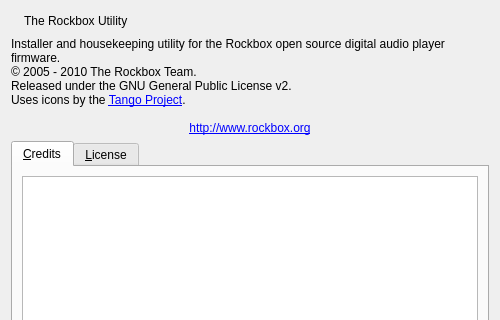
The window that rbutil/rbutilqt/aboutbox.ui (Rockbox-Chinese-Community/Rockbox-RCC) describes before a commit, drawn with Qt 5; both pictures show x 0 to 500 and y 0 to 320 of the 500 by 500 pixel window.
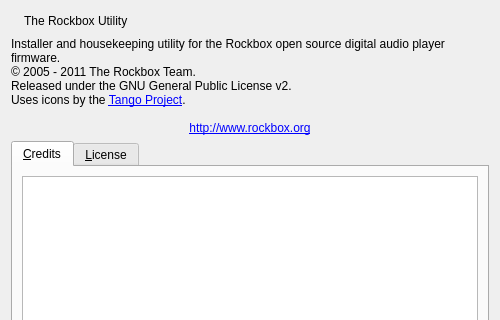
The same window after the commit. Icons and pictures are not drawn.

The edit to the form file:
```diff
--- a/rbutil/rbutilqt/aboutbox.ui
+++ b/rbutil/rbutilqt/aboutbox.ui
@@ -54,7 +54,7 @@
    <item row="1" column="0" colspan="3" >
     <widget class="QLabel" name="labelText" >
      <property name="text" >
-      <string>Installer and housekeeping utility for the Rockbox open source digital audio player firmware.&lt;br/>© 2005 - 2010 The Rockbox Team.&lt;br/>Released under the GNU General Public License v2.&lt;br/>Uses icons by the &lt;a href="http://tango.freedesktop.org/">Tango Project&lt;/a>.&lt;br/>&lt;center>&lt;a href="http://www.rockbox.org">http://www.rockbox.org&lt;/a>&lt;/center></string>
+      <string>Installer and housekeeping utility for the Rockbox open source digital audio player firmware.&lt;br/>© 2005 - 2011 The Rockbox Team.&lt;br/>Released under the GNU General Public License v2.&lt;br/>Uses icons by the &lt;a href="http://tango.freedesktop.org/">Tango Project&lt;/a>.&lt;br/>&lt;center>&lt;a href="http://www.rockbox.org">http://www.rockbox.org&lt;/a>&lt;/center></string>
      </property>
      <property name="textFormat" >
       <enum>Qt::RichText</enum>
```
